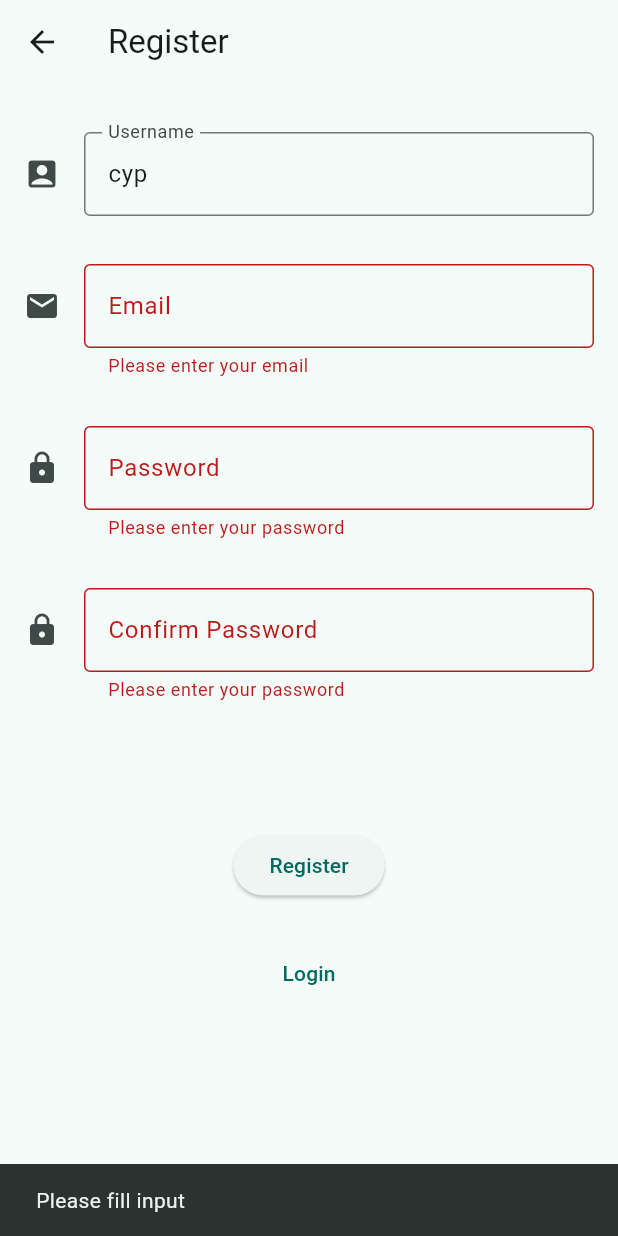
After one commit to carbon-a-rat/skywalker, a Flutter app: the RegisterPage screen opened directly, after a tap on "Register", on a phone screen of 412 x 824 dp. The commit adds this screen. Run offline on Flutter 3.47's test engine with Material 3 defaults, Android fonts, the phone set to English and light mode, and no system bars; our stand-ins replace get_it, pocketbase, smooth_page_indicator; network calls fail; statements that could not run were skipped.

Commit message:
feat: add login/register page and automatic login during the launch of the application (maybe tidy up but looking good as-is)

```diff
--- /dev/null
+++ b/lib/pages/register_page.dart
@@ -0,0 +1,238 @@
+import 'dart:developer';
+
+import 'package:flutter/foundation.dart';
+import 'package:flutter/material.dart';
+import 'package:skywalker/pages/login_page.dart';
+import 'package:skywalker/server/pocketbase_controller.dart';
+import '../services.dart';
+import '../utils.dart';
+import '../components/pad.dart';
+import '../server/pocketbase_controller.dart';
+
+class RegisterPage extends StatefulWidget {
+  const RegisterPage({super.key, required this.title});
+
+  // This widget is the home page of your application. It is stateful, meaning
+  // that it has a State object (defined below) that contains fields that affect
+  // how it looks.
+
+  // This class is the configuration for the state. It holds the values (in this
+  // case the title) provided by the parent (in this case the App widget) and
+  // used by the build method of the State. Fields in a Widget subclass are
+  // always marked "final".
+
+  final String title;
+
+  @override
+  State<RegisterPage> createState() => _RegisterPage();
+}
+
+class _RegisterPage extends State<RegisterPage> {
+  final _formKey = GlobalKey<FormState>();
+
+  TextEditingController usernameController = TextEditingController(text: 'cyp');
+  TextEditingController emailController = TextEditingController(
+    text: (kDebugMode) ? "supercyp971@gmail.com" : "",
+  );
+  TextEditingController passwordController = TextEditingController(
+    text: (kDebugMode) ? 'test123123' : "",
+  );
+  TextEditingController passwordConfirmController = TextEditingController(
+    text: (kDebugMode) ? 'test123123' : "",
+  );
+
+  var currentError = "";
+  @override
+  Widget build(BuildContext context) {
+    var pbc = getIt<PocketbaseController>();
+
+    return Scaffold(
+      appBar: AppBar(title: Text(widget.title)),
+      body: Form(
+        key: _formKey,
+        child: Padding(
+          padding: const EdgeInsets.symmetric(horizontal: 8, vertical: 16),
+          child: Column(
+            crossAxisAlignment: CrossAxisAlignment.center,
+
+            // USERNAME
+            children: [
+              Padding(
+                padding: const EdgeInsets.symmetric(
+                  horizontal: 8,
+                  vertical: 16,
+                ),
+                child: TextFormField(
+                  controller: usernameController,
+                  decoration: const InputDecoration(
+                    border: OutlineInputBorder(),
+                    labelText: "Username",
+                    icon: Icon(Icons.account_box),
+                  ),
+                  validator: (value) {
+                    if (value == null || value.isEmpty) {
+                      return 'Please enter your username';
+                    }
+                    return null;
+                  },
+                ),
+              ),
+
+              // EMAIL
+              Padding(
+                padding: const EdgeInsets.symmetric(
+                  horizontal: 8,
+                  vertical: 16,
+                ),
+                child: TextFormField(
+                  controller: emailController,
+                  decoration: const InputDecoration(
+                    border: OutlineInputBorder(),
+                    labelText: "Email",
+                    icon: Icon(Icons.email),
+                  ),
+                  validator: (value) {
+                    if (value == null || value.isEmpty) {
+                      return 'Please enter your email';
+                    }
+                    return null;
+                  },
+                ),
+              ),
+
+              // PASSWORD
+              Padding(
+                padding: const EdgeInsets.symmetric(
+                  horizontal: 8,
+                  vertical: 16,
+                ),
+                child: TextFormField(
+                  controller: passwordController,
+                  obscureText: true,
+                  decoration: const InputDecoration(
+                    border: OutlineInputBorder(),
+                    labelText: "Password",
+                    icon: Icon(Icons.lock),
+                  ),
+                  validator: (value) {
+                    if (value == null || value.isEmpty) {
+                      return 'Please enter your password';
+                    }
+                    return null;
+                  },
+                ),
+              ),
+
+              // PASSWORD CONFIRM
+              Padding(
+                padding: const EdgeInsets.symmetric(
+                  horizontal: 8,
+                  vertical: 16,
+                ),
+                child: TextFormField(
+                  controller: passwordConfirmController,
+                  obscureText: true,
+                  decoration: const InputDecoration(
+                    border: OutlineInputBorder(),
+                    labelText: "Confirm Password",
+                    icon: Icon(Icons.lock),
+                  ),
+                  validator: (value) {
+                    if (value == null || value.isEmpty) {
+                      return 'Please enter your password';
+                    }
+                    if (value != passwordController.text) {
+                      return 'Passwords do not match';
+                    }
+                    return null;
+                  },
+                ),
+              ),
+
+              pad(
+                Text(currentError, style: const TextStyle(color: Colors.red)),
+              ),
+
+              pad(
+                Center(
+                  child: Column(
+                    children: [
+                      pad(
+                        ElevatedButton(
+                          onPressed: () {
+                            if (_formKey.currentState!.validate()) {
+                              var res = pbc
+                                  .register(
+                                    usernameController.text,
+                                    emailController.text,
+                                    passwordController.text,
+                                    passwordConfirmController.text,
+                                  )
+                                  .then((value) {
+                                    Navigator.pushReplacement(
+                                      context,
+                                      MaterialPageRoute(
+                                        builder:
+                                            (context) => LoginPage(
+                                              title: "Login",
+                                              afterRegister: true,
+                                            ),
+                                      ),
+                                    );
+                                  })
+                                  .catchError((e) {
+                                    print(e.toString());
+                                    setState(() => currentError = e.response);
+                                    ScaffoldMessenger.of(context).showSnackBar(
+                                      SnackBar(
+                                        content: Text(
+                                          'Register failed: ' +
+                                              e.response['message'].toString(),
+                                        ),
+                                      ),
+                                    );
+                                  });
+                            } else {
+                              ScaffoldMessenger.of(context).showSnackBar(
+                                const SnackBar(
+                                  content: Text('Please fill input'),
+                                ),
+                              );
+                            }
+                          },
+                          child: const Text('Register'),
+                        ),
+                      ),
+                      Row(
+                        mainAxisSize: MainAxisSize.min,
+                        children: [
+                          pad(
+                            TextButton(
+                              onPressed: () {
+                                Navigator.pushReplacement(
+                                  context,
+                                  MaterialPageRoute(
+                                    builder:
+                                        (context) => LoginPage(
+                                          title: "Login",
+                                          afterRegister: false,
+                                        ),
+                                  ),
+                                );
+                              },
+                              child: const Text('Login'),
+                            ),
+                          ),
+                        ],
+                      ),
+                    ],
+                  ),
+                ),
+              ),
+            ],
+          ),
+        ),
+      ),
+    );
+  }
+}
```
Also changed, not shown: lib/main.dart (+29 -0 lines), lib/pages/login_page.dart (added, +231 -0 lines).
